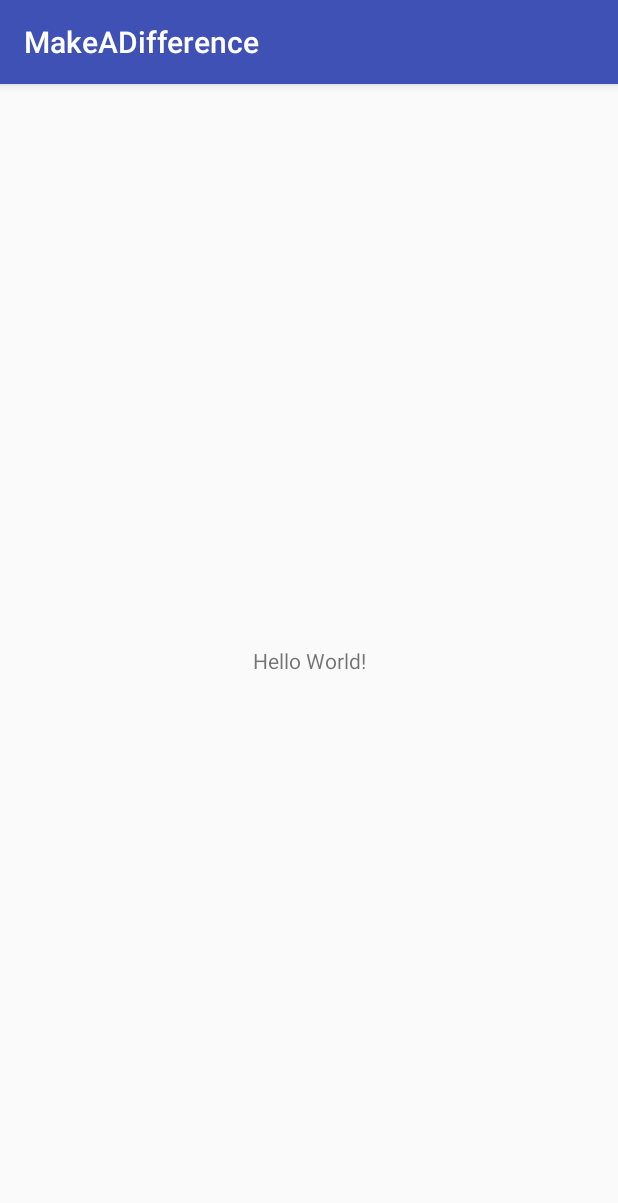
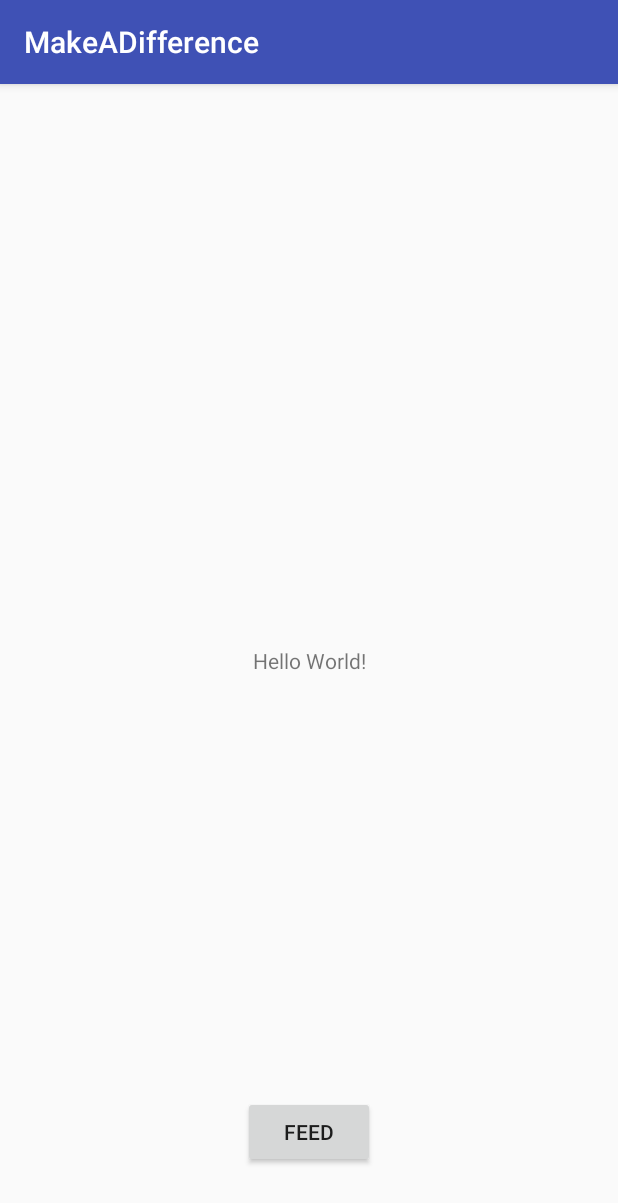
Before and after one commit to estaniforth/MakeADifference, an Android app: the screen it shows after launch (MainActivity), on a phone screen of 412 x 824 dp. Shown: the top 1203 px of the screen. Run offline under Robolectric (Android 15) with nearby library versions, the phone set to English and light mode, and no system bars.

Commit message:
Feed Added

```diff
--- a/app/build.gradle
+++ b/app/build.gradle
@@ -22,6 +22,7 @@ dependencies {
     implementation fileTree(dir: 'libs', include: ['*.jar'])
     implementation 'com.android.support:appcompat-v7:26.1.0'
     implementation 'com.android.support.constraint:constraint-layout:1.0.2'
+    implementation 'com.android.support:design:26.1.0'
     testImplementation 'junit:junit:4.12'
     androidTestImplementation 'com.android.support.test:runner:1.0.1'
     androidTestImplementation 'com.android.support.test.espresso:espresso-core:3.0.1'
--- a/app/src/main/java/bitsplease/makeadifference/MainActivity.java
+++ b/app/src/main/java/bitsplease/makeadifference/MainActivity.java
@@ -1,15 +1,33 @@
 package bitsplease.makeadifference;
 
+import android.content.Intent;
 import android.support.v7.app.AppCompatActivity;
 import android.os.Bundle;
 import android.util.Log;
+import android.view.View;
+import android.widget.Button;
 
 public class MainActivity extends AppCompatActivity {
+
+    Button button;
 
     @Override
     protected void onCreate(Bundle savedInstanceState) {
         super.onCreate(savedInstanceState);
         setContentView(R.layout.activity_main);
+
         Log.d("Main Activity", "Hello World!!");
+
+        button = (Button) findViewById(R.id.FEED);
+        button.setOnClickListener( new View.OnClickListener(){
+            public void onClick (View v){
+                next_page(v);
+            }
+        });
+    }
+
+    public void next_page(View v) {
+        Intent intent = new Intent(this, FeedActivity.class);
+        startActivity(intent);
     }
 }
--- a/app/src/main/res/layout/activity_main.xml
+++ b/app/src/main/res/layout/activity_main.xml
@@ -7,6 +7,7 @@
     tools:context="bitsplease.makeadifference.MainActivity">
 
     <TextView
+        android:id="@+id/textView"
         android:layout_width="wrap_content"
         android:layout_height="wrap_content"
         android:text="Hello World!"
@@ -15,4 +16,14 @@
         app:layout_constraintRight_toRightOf="parent"
         app:layout_constraintTop_toTopOf="parent" />
 
+    <Button
+        android:id="@+id/FEED"
+        android:layout_width="wrap_content"
+        android:layout_height="wrap_content"
+        android:layout_marginBottom="45dp"
+        android:text="FEED"
+        app:layout_constraintBottom_toBottomOf="parent"
+        app:layout_constraintEnd_toEndOf="parent"
+        app:layout_constraintStart_toStartOf="parent" />
+
 </android.support.constraint.ConstraintLayout>
--- /dev/null
+++ b/app/src/main/res/values/dimens.xml
@@ -0,0 +1,3 @@
+<resources>
+    <dimen name="fab_margin">16dp</dimen>
+</resources>
--- a/app/src/main/res/values/strings.xml
+++ b/app/src/main/res/values/strings.xml
@@ -1,3 +1,4 @@
 <resources>
     <string name="app_name">MakeADifference</string>
+    <string name="title_activity_feed">FeedActivity</string>
 </resources>
```
Also changed, not shown: app/src/main/AndroidManifest.xml (+7 -1 lines), app/src/main/java/bitsplease/makeadifference/FeedActivity.java (added, +77 -0 lines), app/src/main/res/layout/activity_feed.xml (added, +13 -0 lines), app/src/main/res/layout/content_feed.xml (added, +11 -0 lines), app/src/main/res/values/styles.xml (+9 -0 lines).
